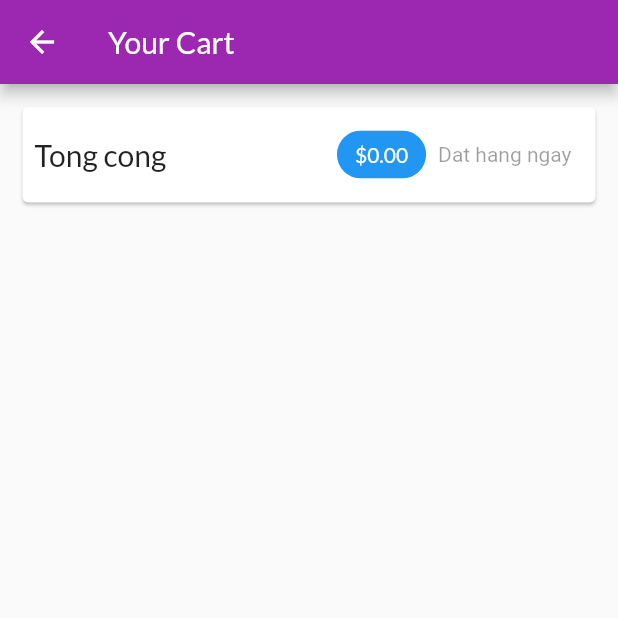
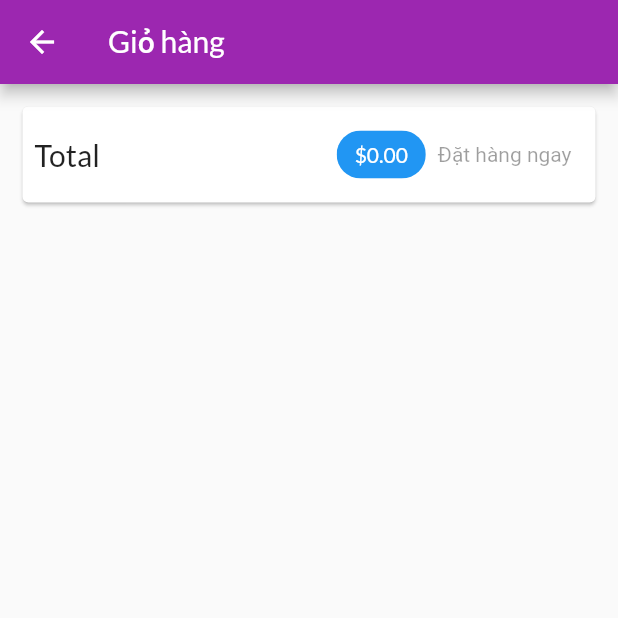
Before and after one commit to thnhtra2001/shopcaycanh, a Flutter app: the CartScreen screen opened by its route, on a phone screen of 412 x 824 dp, the top half of it. Run offline on Flutter 3.47's test engine with Material 2 defaults, Android fonts, the phone set to English and light mode, and no system bars; our stand-ins replace flutter_dotenv, shared_preferences; accounts and stored records are empty.

Commit message:
fix payment 2

```diff
--- a/lib/models/cart_item.dart
+++ b/lib/models/cart_item.dart
@@ -7,12 +7,13 @@ class CartItem {
   final double price;
   final String imageUrl;
 
-  CartItem(
-      {required this.id,
+  CartItem({
+    required this.id,
     required this.title,
     required this.quantity,
     required this.price,
-      required this.imageUrl});
+    required this.imageUrl,
+  });
 
   CartItem copyWith(
       {String? id,
@@ -25,6 +26,7 @@ class CartItem {
       title: title ?? this.title,
       quantity: quantity ?? this.quantity,
       price: price ?? this.price,
-        imageUrl: imageUrl ?? this.imageUrl);
+      imageUrl: imageUrl ?? this.imageUrl,
+    );
   }
 }
--- a/lib/ui/cart/cart_item_card.dart
+++ b/lib/ui/cart/cart_item_card.dart
@@ -37,7 +37,7 @@ class CartItemCard extends StatelessWidget {
       confirmDismiss: (directiion) {
         return showConfirmDialog(
           context,
-          'Ban co chac muon xoa gio hang',
+          'Bạn chắc chứ?',
         );
       },
       onDismissed: (direction) {
--- a/lib/ui/cart/cart_screen.dart
+++ b/lib/ui/cart/cart_screen.dart
@@ -4,6 +4,7 @@ import 'package:shopcaycanh/ui/orders/order_manager.dart';
 
 import 'cart_manager.dart';
 import 'cart_item_card.dart';
+import '../screens.dart';
 
 class CartScreen extends StatelessWidget {
   static const routeName = '/cart';
@@ -15,7 +16,7 @@ class CartScreen extends StatelessWidget {
     final cart = context.watch<CartManager>();
     return Scaffold(
       appBar: AppBar(
-        title: const Text('Your Cart'),
+        title: const Text('Giỏ hàng'),
       ),
       body: Column(
         children: <Widget>[
@@ -51,7 +52,7 @@ class CartScreen extends StatelessWidget {
           mainAxisAlignment: MainAxisAlignment.spaceBetween,
           children: <Widget>[
             const Text(
-              'Tong cong',
+              'Total',
               style: TextStyle(fontSize: 20),
             ),
             const Spacer(),
@@ -68,18 +69,16 @@ class CartScreen extends StatelessWidget {
               onPressed: cart.totalAmount <= 0
                   ? null
                   : () {
-                      context
-                          .read<OrdersManager>()
-                          .addOrder(cart.products, cart.totalAmount);
+                      context.read<OrdersManager>().addOrder(
+                            cart.products,
+                            cart.totalAmount,
+                          );
                       cart.clear();
-                      print(
-                          '#######################################################');
-                      print(cart.products.first.id);
                     },
               style: TextButton.styleFrom(
                 textStyle: TextStyle(color: Theme.of(context).primaryColor),
               ),
-              child: const Text('Dat hang ngay'),
+              child: const Text('Đặt hàng ngay'),
             ),
           ],
         ),
--- a/lib/ui/products/product_grid_tile.dart
+++ b/lib/ui/products/product_grid_tile.dart
@@ -73,6 +73,7 @@ class ProductGridTile extends StatelessWidget {
                 },
               ),
             ));
+          print(product.id);
         },
         color: Theme.of(context).colorScheme.secondary,
       ),
```
Also changed, not shown: lib/ui/cart/cart_manager.dart (+20 -10 lines), lib/ui/orders/order_manager.dart (+8 -6 lines), lib/ui/orders/order_screen.dart (+4 -3 lines). Lines whose indentation alone changed are shown as unchanged.
